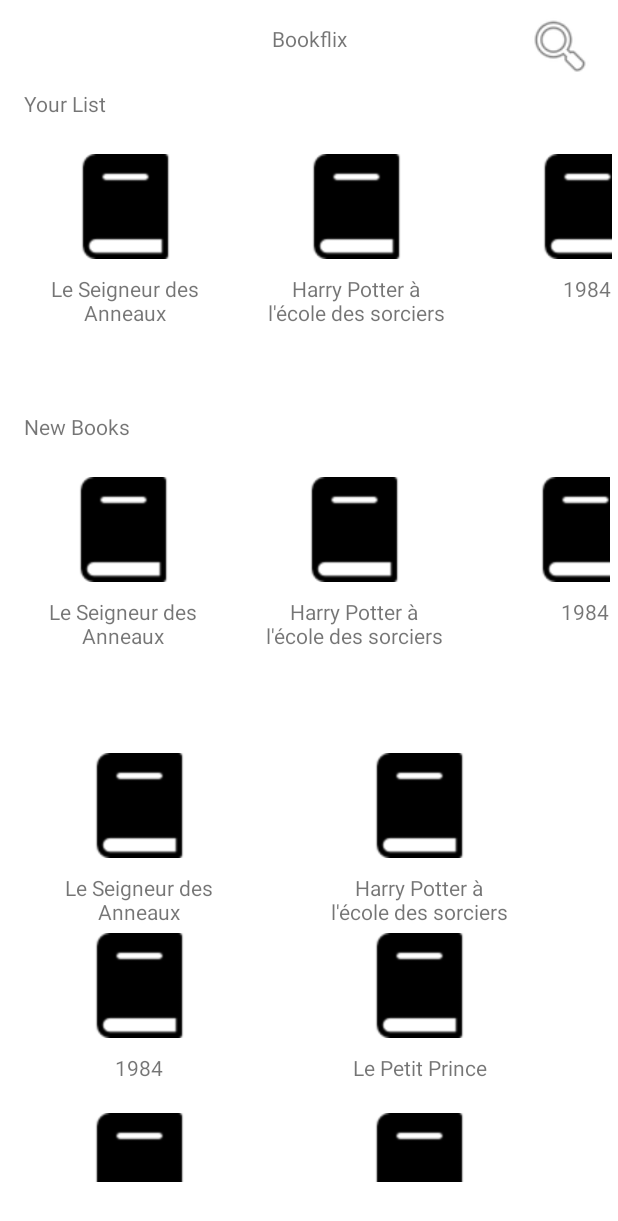
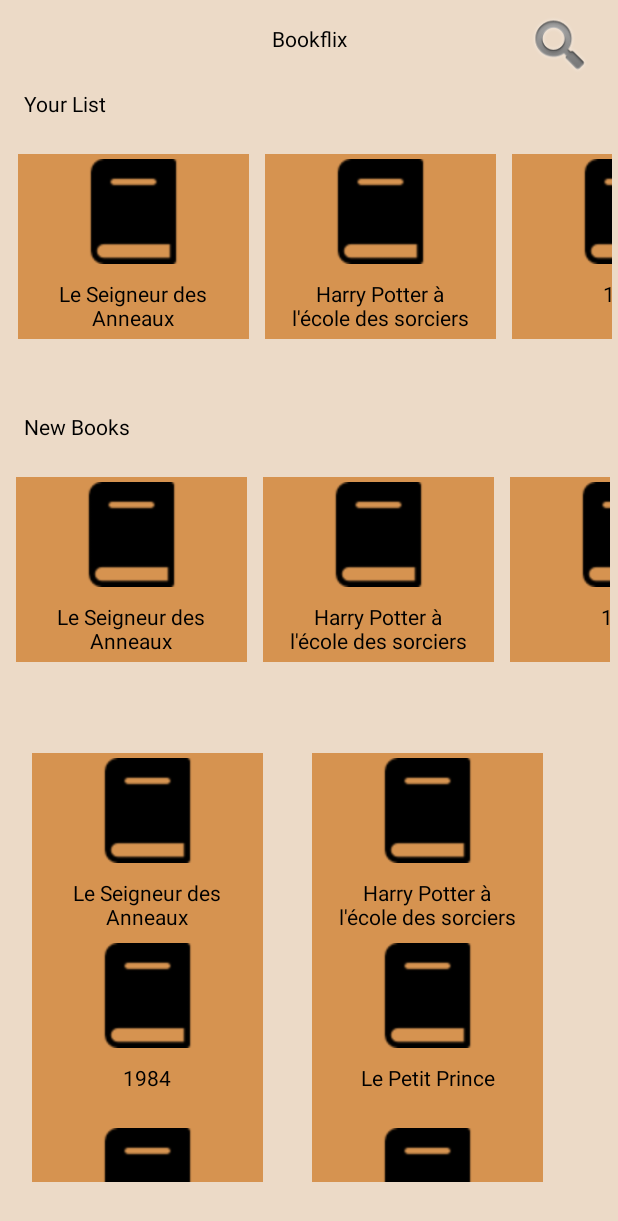
Before and after one commit to DigitalMaestro89/BooksProjects, an Android app: the screen it shows after launch (BookListActivity), on a phone screen of 412 x 824 dp. Shown: the top 1221 px of the screen. Run offline under Robolectric (Android 15) with nearby library versions, the phone set to English and light mode, and no system bars; our stand-ins replace Room's generated code.

Commit message:
[Book-8] : init visual

```diff
--- a/app/src/main/java/es/usj/booksprojects/activity/BookListActivity.java
+++ b/app/src/main/java/es/usj/booksprojects/activity/BookListActivity.java
@@ -7,8 +7,12 @@ import androidx.recyclerview.widget.RecyclerView;
 
 import android.os.Bundle;
 
+import java.util.List;
+
 import es.usj.booksprojects.R;
 import es.usj.booksprojects.adapters.BookListAdapter;
+import es.usj.booksprojects.mocks.BookMockData;
+import es.usj.booksprojects.model.Book;
 
 
 public class BookListActivity extends AppCompatActivity {
@@ -24,8 +28,10 @@ public class BookListActivity extends AppCompatActivity {
     protected void onCreate(Bundle savedInstanceState) {
         super.onCreate(savedInstanceState);
         setContentView(R.layout.activity_book_list);
+
+        List<Book> localDataSet= BookMockData.getMockBooks();
         recyclerView = findViewById(R.id.rvBooks);
-        adapter = new BookListAdapter(cardViewId);
+        adapter = new BookListAdapter(cardViewId, localDataSet);
         recyclerView.setLayoutManager(new GridLayoutManager(this, 2));
         recyclerView.setAdapter(adapter);
 
--- a/app/src/main/java/es/usj/booksprojects/adapters/BookListAdapter.java
+++ b/app/src/main/java/es/usj/booksprojects/adapters/BookListAdapter.java
@@ -22,10 +22,10 @@ public class BookListAdapter extends RecyclerView.Adapter<BookListAdapter.BookVi
     private int resourceId;
     //the Id of the layout we will repeat as many times we have items in the list
 
-    public BookListAdapter( int resourceId){
+    public BookListAdapter( int resourceId, List<Book> books){
         //this.context = context;
+        this.localDataSet = books;
         this.resourceId = resourceId;
-        localDataSet= BookMockData.getMockBooks();
     }
 
     @NonNull
--- a/app/src/main/res/layout/activity_book_list.xml
+++ b/app/src/main/res/layout/activity_book_list.xml
@@ -4,6 +4,7 @@
     xmlns:tools="http://schemas.android.com/tools"
     android:layout_width="match_parent"
     android:layout_height="match_parent"
+    android:background="#ECDAC7"
     tools:context=".activity.BookListActivity">
 
     <androidx.recyclerview.widget.RecyclerView
@@ -24,6 +25,7 @@
         android:layout_height="wrap_content"
         android:layout_marginTop="16dp"
         android:text="@string/bookflix"
+        android:textColor="#000000"
         app:layout_constraintEnd_toEndOf="parent"
         app:layout_constraintStart_toStartOf="parent"
         app:layout_constraintTop_toTopOf="parent" />
@@ -35,6 +37,7 @@
         android:layout_marginStart="16dp"
         android:layout_marginTop="24dp"
         android:text="@string/your_list"
+        android:textColor="#000000"
         app:layout_constraintStart_toStartOf="parent"
         app:layout_constraintTop_toBottomOf="@+id/tvTitleApp" />
 
@@ -56,6 +59,7 @@
         android:layout_marginStart="16dp"
         android:layout_marginTop="32dp"
         android:text="@string/new_books"
+        android:textColor="#000000"
         app:layout_constraintStart_toStartOf="parent"
         app:layout_constraintTop_toBottomOf="@+id/rvYourList" />
 
@@ -75,8 +79,8 @@
         android:layout_height="45dp"
         android:layout_marginTop="8dp"
         android:layout_marginEnd="16dp"
+        android:contentDescription="TODO"
         app:layout_constraintEnd_toEndOf="parent"
         app:layout_constraintTop_toTopOf="parent"
-        app:srcCompat="@android:drawable/ic_menu_search"
-        android:contentDescription="TODO" />
+        app:srcCompat="@android:drawable/ic_search_category_default" />
 </androidx.constraintlayout.widget.ConstraintLayout>
--- a/app/src/main/res/layout/view_book_card.xml
+++ b/app/src/main/res/layout/view_book_card.xml
@@ -3,12 +3,15 @@
     xmlns:app="http://schemas.android.com/apk/res-auto"
     xmlns:tools="http://schemas.android.com/tools"
     android:layout_width="wrap_content"
-    android:layout_height="wrap_content">
+    android:layout_height="wrap_content"
+    android:layout_marginLeft="5dp"
+    android:layout_marginRight="5dp">
 
     <LinearLayout
         android:id="@+id/book_card"
         android:layout_width="154dp"
         android:layout_height="wrap_content"
+        android:background="#d69350"
         android:orientation="vertical"
         app:layout_constraintEnd_toEndOf="parent"
         app:layout_constraintStart_toStartOf="parent"
@@ -18,6 +21,7 @@
             android:id="@+id/imageView"
             android:layout_width="match_parent"
             android:layout_height="70dp"
+            android:layout_marginTop="3dp"
             app:srcCompat="@drawable/book" />
 
         <TextView
@@ -27,7 +31,8 @@
             android:layout_gravity="center"
             android:layout_marginTop="10dp"
             android:text="Title"
-            android:textAlignment="center" />
+            android:textAlignment="center"
+            android:textColor="#000000" />
     </LinearLayout>
 
 </androidx.constraintlayout.widget.ConstraintLayout>
```
